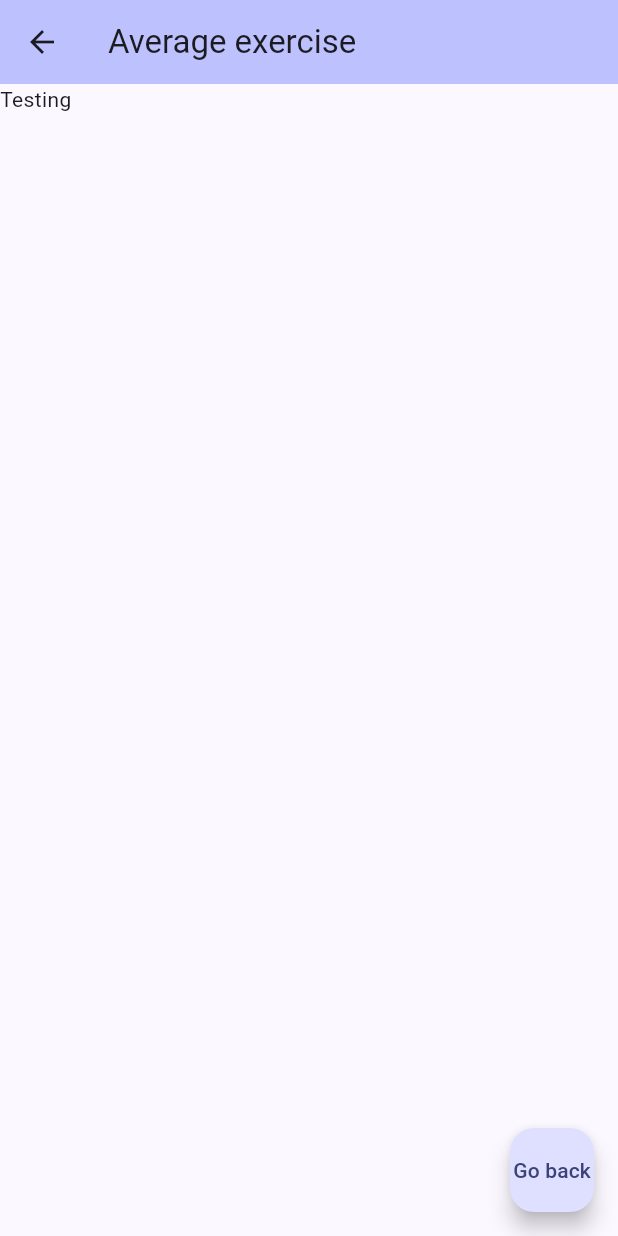
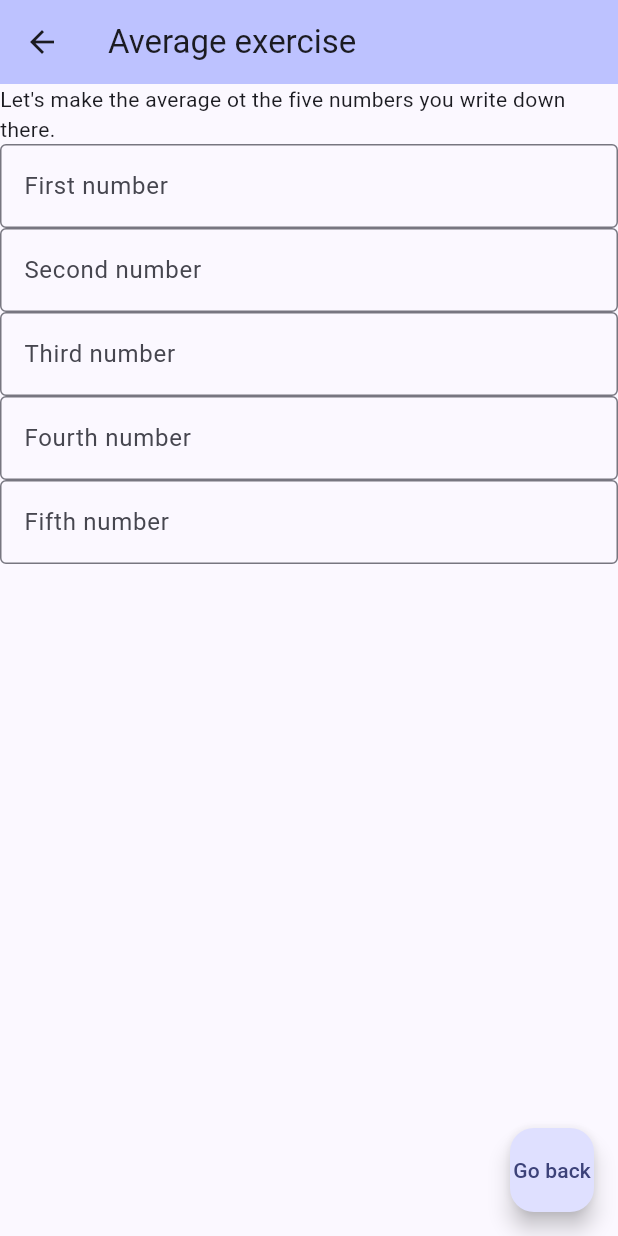
Before and after one commit to CyberDano/flutter_exercises, a Flutter app: the Average screen opened directly, on a phone screen of 412 x 824 dp. Run offline on Flutter 3.47's test engine with Material 3 defaults, Android fonts, the phone set to English and light mode, and no system bars.

Commit message:
Corrections and labels

```diff
--- a/lib/average.dart
+++ b/lib/average.dart
@@ -1,23 +1,5 @@
 import 'package:flutter/material.dart';
 import 'package:flutter_exercises/main.dart';
-
-class Index extends StatelessWidget {
-  const Index({super.key});
-
-  // This widget is the root of your application.
-  @override
-  Widget build(BuildContext context) {
-    return MaterialApp(
-      title: 'Flutter exercise',
-      theme: ThemeData(
-        colorScheme: ColorScheme.fromSeed(
-            seedColor: const Color.fromARGB(255, 58, 71, 183)),
-        useMaterial3: true,
-      ),
-      home: const MyHomePage(title: 'Flutter exercises index'),
-    );
-  }
-}
 
 /* Class */
 class Average extends StatefulWidget {
@@ -30,9 +12,27 @@ class Average extends StatefulWidget {
 
 /* Screen build */
 class _AverageScreenState extends State<Average> {
+  late TextEditingController _averageController = TextEditingController();
+  var numbers = <String>[];
+
+  @override
+  void initState() {
+    super.initState();
+    _averageController = TextEditingController();
+  }
+
+  @override
+  void dispose() {
+    _averageController.dispose();
+    super.dispose();
+  }
+
   /// Average of numbers (user input)
   void GoBack() {
-    runApp(const Index());
+    Navigator.push(
+      context,
+      MaterialPageRoute(builder: (context) => const Index()),
+    );
   }
 
   @override
@@ -42,9 +42,35 @@ class _AverageScreenState extends State<Average> {
         backgroundColor: Theme.of(context).colorScheme.inversePrimary,
         title: Text(widget.title),
       ),
-      body: const Column(
+      body: Column(
         children: <Widget>[
-          Text('Testing'),
+          const Text(
+              "Let's make the average ot the five numbers you write down there."),
+          TextField(
+            controller: _averageController,
+            decoration: const InputDecoration(
+                labelText: "First number", border: OutlineInputBorder()),
+          ),
+          TextField(
+            controller: _averageController,
+            decoration: const InputDecoration(
+                labelText: "Second number", border: OutlineInputBorder()),
+          ),
+          TextField(
+            controller: _averageController,
+            decoration: const InputDecoration(
+                labelText: "Third number", border: OutlineInputBorder()),
+          ),
+          TextField(
+            controller: _averageController,
+            decoration: const InputDecoration(
+                labelText: "Fourth number", border: OutlineInputBorder()),
+          ),
+          TextField(
+            controller: _averageController,
+            decoration: const InputDecoration(
+                labelText: "Fifth number", border: OutlineInputBorder()),
+          )
         ],
       ),
       floatingActionButton: FloatingActionButton(
```
Also changed, not shown: lib/main.dart (+9 -6 lines), lib/roulette.dart (+34 -9 lines).
